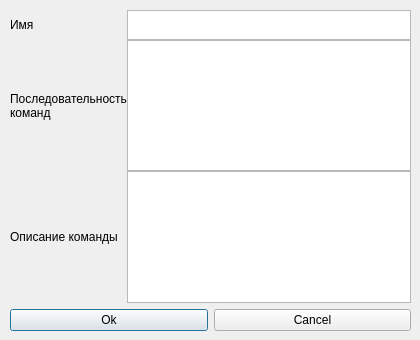
Above: TestMyWidget/newcommandwindow.ui from DizelforClaSS/Qt-project before the change. Below: the same form after it.
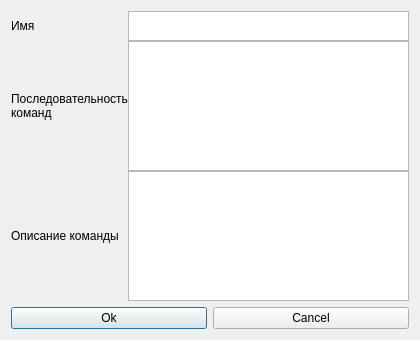
That is the form after the change.

```diff
--- a/TestMyWidget/newcommandwindow.ui
+++ b/TestMyWidget/newcommandwindow.ui
@@ -25,15 +25,8 @@
   <property name="windowTitle">
    <string>New Command</string>
   </property>
-  <widget class="QWidget" name="verticalLayoutWidget">
-   <property name="geometry">
-    <rect>
-     <x>10</x>
-     <y>10</y>
-     <width>401</width>
-     <height>321</height>
-    </rect>
-   </property>
+  <layout class="QGridLayout" name="gridLayout_2">
+   <item row="0" column="0">
    <layout class="QVBoxLayout" name="verticalLayout">
     <item>
      <layout class="QGridLayout" name="gridLayout">
@@ -128,7 +121,8 @@
      </layout>
     </item>
    </layout>
-  </widget>
+   </item>
+  </layout>
  </widget>
  <resources/>
  <connections/>
```
Lines whose indentation alone changed are shown as unchanged.
